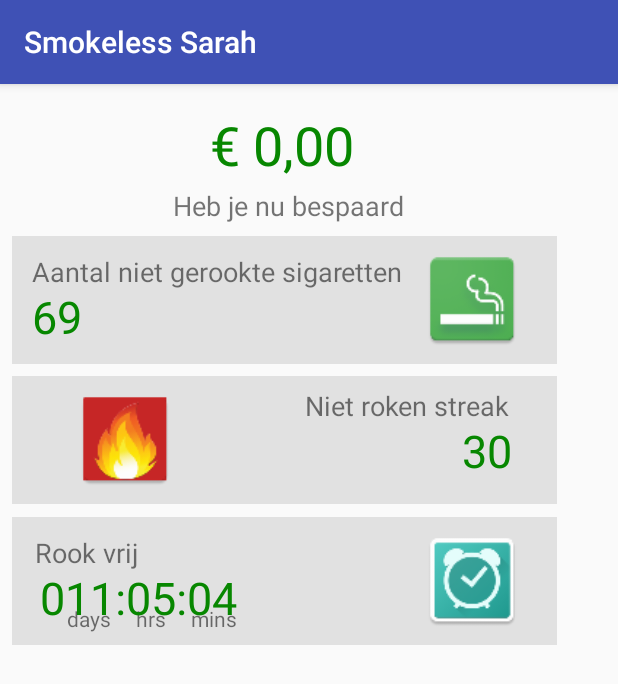
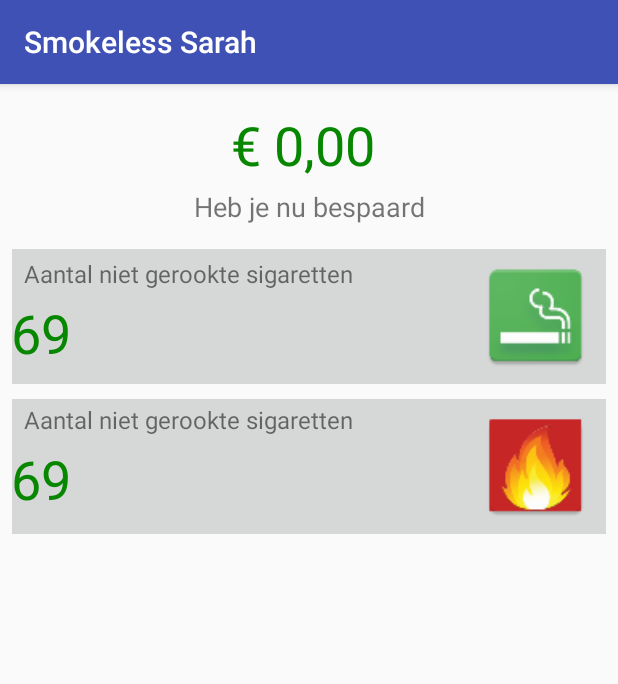
Before and after one commit to Ayoub3738/ProjectPAD07, an Android app: the ProgressActivity screen opened directly, with no data from a screen before it, on a phone screen of 412 x 824 dp. Shown: the top 684 px of the screen. Run offline under Robolectric (Android 15) with nearby library versions, the phone set to English and light mode, and no system bars.

Commit message:
Aaanpassingen GUI
GUI

```diff
--- a/SmokeS/app/src/main/res/layout/activity_progress.xml
+++ b/SmokeS/app/src/main/res/layout/activity_progress.xml
@@ -10,221 +10,151 @@
         android:id="@+id/textView2"
         android:layout_width="164dp"
         android:layout_height="45dp"
-        android:layout_marginLeft="110dp"
-        android:layout_marginStart="110dp"
         android:layout_marginTop="16dp"
         android:text="€ 0,00 "
         android:textAlignment="center"
         android:textColor="#078700"
         android:textSize="36sp"
         app:layout_constraintLeft_toLeftOf="parent"
+        app:layout_constraintRight_toRightOf="parent"
         app:layout_constraintTop_toTopOf="parent" />
 
     <TextView
         android:id="@+id/textView3"
         android:layout_width="wrap_content"
         android:layout_height="wrap_content"
-        android:layout_marginTop="7dp"
         android:text="Heb je nu bespaard"
         android:textSize="18sp"
-        app:layout_constraintTop_toBottomOf="@+id/textView2"
-        android:layout_marginLeft="115dp"
-        app:layout_constraintLeft_toLeftOf="parent" />
+        app:layout_constraintLeft_toLeftOf="parent"
+        app:layout_constraintRight_toRightOf="parent"
+        android:layout_marginTop="8dp"
+        app:layout_constraintTop_toBottomOf="@+id/textView2" />
 
     <ScrollView
-        android:layout_height="411dp"
-        android:layout_width="385dp"
-        tools:layout_editor_absoluteX="-1dp"
-        android:layout_marginTop="8dp"
-        app:layout_constraintTop_toBottomOf="@+id/textView3">
+        android:layout_width="0dp"
+        android:layout_height="0dp"
+        android:layout_marginBottom="0dp"
+        android:layout_marginLeft="8dp"
+        android:layout_marginRight="8dp"
+        android:layout_marginTop="16dp"
+        app:layout_constraintBottom_toBottomOf="parent"
+        app:layout_constraintHorizontal_bias="0.0"
+        app:layout_constraintLeft_toLeftOf="parent"
+        app:layout_constraintRight_toRightOf="parent"
+        app:layout_constraintTop_toBottomOf="@+id/textView3"
+        app:layout_constraintVertical_bias="1.0">
 
-        <android.support.constraint.ConstraintLayout
-            android:layout_width="wrap_content"
-            android:layout_height="wrap_content">
+        <LinearLayout
+            android:layout_width="match_parent"
+            android:layout_height="wrap_content"
+            android:orientation="vertical">
 
             <android.support.constraint.ConstraintLayout
-                android:id="@+id/constraintLayout5"
-                android:layout_width="363dp"
-                android:layout_height="85dp"
-                android:layout_marginLeft="8dp"
-                android:layout_marginRight="8dp"
-                android:layout_marginTop="102dp"
-                android:background="#e1e1e1"
-                app:layout_constraintHorizontal_bias="0.6"
-                app:layout_constraintLeft_toLeftOf="parent"
-                app:layout_constraintRight_toRightOf="parent"
-                app:layout_constraintTop_toBottomOf="@+id/constraintLayout">
+                android:layout_width="match_parent"
+                android:layout_height="90dp"
+                android:background="?attr/colorButtonNormal">
 
                 <TextView
-                    android:id="@+id/textView12"
+                    android:id="@+id/textView6"
                     android:layout_width="wrap_content"
                     android:layout_height="wrap_content"
-                    android:text="days     hrs     mins"
-                    android:layout_marginRight="213dp"
-                    app:layout_constraintRight_toRightOf="parent"
+                    android:layout_marginBottom="8dp"
+                    android:layout_marginLeft="-9dp"
+                    android:layout_marginTop="4dp"
+                    android:text="69"
+                    android:textColor="#078700"
+                    android:textSize="36sp"
                     app:layout_constraintBottom_toBottomOf="parent"
-                    android:layout_marginBottom="8dp" />
-
-                <TextView
-                    android:id="@+id/textView10"
-                    android:layout_width="wrap_content"
-                    android:layout_height="wrap_content"
-                    android:layout_marginRight="213dp"
-                    android:layout_marginTop="33dp"
-                    android:text="011:05:04"
-                    android:textColor="#078700"
-                    android:textSize="30sp"
-                    app:layout_constraintRight_toRightOf="@+id/constraintLayout5"
-                    app:layout_constraintTop_toTopOf="@+id/constraintLayout5" />
-
-                <TextView
-                    android:id="@+id/textView11"
-                    android:layout_width="wrap_content"
-                    android:layout_height="wrap_content"
-                    android:layout_marginRight="279dp"
-                    android:layout_marginTop="11dp"
-                    android:text="Rook vrij"
-                    android:textSize="18sp"
-                    app:layout_constraintRight_toRightOf="parent"
-                    app:layout_constraintTop_toTopOf="parent" />
-
-                <ImageView
-                    android:id="@+id/imageView12"
-                    android:layout_width="70dp"
-                    android:layout_height="70dp"
-                    android:layout_alignParentEnd="true"
-                    android:layout_centerVertical="true"
-                    android:layout_marginEnd="21dp"
-                    android:layout_marginLeft="30dp"
-                    android:layout_marginRight="8dp"
-                    android:layout_marginTop="7dp"
-                    android:adjustViewBounds="false"
-                    android:cropToPadding="false"
-                    app:layout_constraintHorizontal_bias="1.0"
-                    app:layout_constraintLeft_toLeftOf="parent"
-                    app:layout_constraintRight_toRightOf="parent"
-                    app:layout_constraintTop_toTopOf="parent"
-                    app:srcCompat="@mipmap/ic_klok" />
-            </android.support.constraint.ConstraintLayout>
-
-            <android.support.constraint.ConstraintLayout
-                android:layout_width="363dp"
-                android:layout_height="85dp"
-                android:background="#e1e1e1"
-                android:id="@+id/constraintLayout"
-                android:layout_marginTop="8dp"
-                android:layout_marginLeft="8dp"
-                app:layout_constraintLeft_toLeftOf="parent"
-                android:layout_marginRight="8dp"
-                app:layout_constraintRight_toRightOf="parent">
+                    app:layout_constraintLeft_toLeftOf="@+id/textView4"
+                    app:layout_constraintTop_toBottomOf="@+id/textView4"
+                    app:layout_constraintVertical_bias="0.0" />
 
                 <TextView
                     android:id="@+id/textView4"
                     android:layout_width="wrap_content"
                     android:layout_height="wrap_content"
-                    android:layout_above="@+id/imageView4"
-                    android:layout_alignParentStart="true"
-                    android:layout_marginLeft="13dp"
-                    android:layout_marginStart="13dp"
-                    android:layout_marginTop="11dp"
+                    android:layout_marginBottom="65dp"
+                    android:layout_marginLeft="8dp"
+                    android:layout_marginRight="8dp"
+                    android:layout_marginTop="8dp"
                     android:text="Aantal niet gerookte sigaretten"
-                    android:textSize="18sp"
-                    app:layout_constraintLeft_toLeftOf="@+id/constraintLayout"
-                    app:layout_constraintTop_toTopOf="@+id/constraintLayout" />
+                    android:textSize="16sp"
+                    app:layout_constraintBottom_toBottomOf="parent"
+                    app:layout_constraintHorizontal_bias="0.0"
+                    app:layout_constraintLeft_toLeftOf="parent"
+                    app:layout_constraintRight_toLeftOf="@+id/imageView2"
+                    app:layout_constraintTop_toTopOf="parent" />
 
                 <ImageView
-                    android:id="@+id/imageView4"
-                    android:layout_width="70dp"
-                    android:layout_height="70dp"
-                    android:layout_alignParentEnd="true"
-                    android:layout_centerVertical="true"
-                    android:layout_marginBottom="8dp"
-                    android:layout_marginEnd="21dp"
+                    android:id="@+id/imageView2"
+                    android:layout_width="77dp"
+                    android:layout_height="77dp"
                     android:layout_marginLeft="8dp"
-                    android:layout_marginRight="21dp"
-                    app:layout_constraintBottom_toBottomOf="@+id/constraintLayout"
+                    android:layout_marginRight="8dp"
+                    app:layout_constraintBottom_toBottomOf="parent"
                     app:layout_constraintHorizontal_bias="1.0"
                     app:layout_constraintLeft_toLeftOf="parent"
                     app:layout_constraintRight_toRightOf="parent"
-                    app:srcCompat="@mipmap/ic_peuk" />
+                    app:layout_constraintTop_toTopOf="parent"
+                    app:layout_constraintVertical_bias="0.48"
+                    app:srcCompat="@mipmap/ic_peuk"
+                    tools:layout_editor_absoluteX="267dp" />
+            </android.support.constraint.ConstraintLayout>
+
+            <Space
+                android:layout_width="match_parent"
+                android:layout_height="10dp" />
+
+            <android.support.constraint.ConstraintLayout
+                android:layout_width="match_parent"
+                android:layout_height="90dp"
+                android:background="?attr/colorButtonNormal">
 
                 <TextView
                     android:id="@+id/textView6"
                     android:layout_width="wrap_content"
                     android:layout_height="wrap_content"
-                    android:layout_alignStart="@+id/textView4"
-                    android:layout_centerVertical="true"
-                    android:layout_marginLeft="13dp"
-                    android:layout_marginStart="13dp"
-                    android:layout_marginTop="33dp"
+                    android:layout_marginBottom="8dp"
+                    android:layout_marginLeft="-9dp"
+                    android:layout_marginTop="4dp"
                     android:text="69"
                     android:textColor="#078700"
-                    android:textSize="30sp"
-                    app:layout_constraintLeft_toLeftOf="@+id/constraintLayout"
-                    app:layout_constraintTop_toTopOf="@+id/constraintLayout" />
-            </android.support.constraint.ConstraintLayout>
-
-            <android.support.constraint.ConstraintLayout
-                android:layout_width="363dp"
-                android:layout_height="85dp"
-                android:background="#e1e1e1"
-                android:layout_marginTop="8dp"
-                app:layout_constraintTop_toBottomOf="@+id/constraintLayout"
-                android:layout_marginLeft="8dp"
-                app:layout_constraintLeft_toLeftOf="parent"
-                android:layout_marginRight="8dp"
-                app:layout_constraintRight_toRightOf="parent"
-                app:layout_constraintHorizontal_bias="0.6"
-                android:id="@+id/constraintLayout2">
+                    android:textSize="36sp"
+                    app:layout_constraintBottom_toBottomOf="parent"
+                    app:layout_constraintLeft_toLeftOf="@+id/textView4"
+                    app:layout_constraintTop_toBottomOf="@+id/textView4"
+                    app:layout_constraintVertical_bias="0.0" />
 
                 <TextView
-                    android:id="@+id/textView8"
+                    android:id="@+id/textView4"
                     android:layout_width="wrap_content"
                     android:layout_height="wrap_content"
-                    android:layout_marginRight="30dp"
-                    android:layout_marginTop="29dp"
-                    android:text="30"
-                    android:textColor="#078700"
-                    android:textSize="30sp"
-                    app:layout_constraintRight_toRightOf="@+id/constraintLayout2"
-                    app:layout_constraintTop_toTopOf="@+id/constraintLayout2" />
-
-                <TextView
-                    android:id="@+id/textView7"
-                    android:layout_width="wrap_content"
-                    android:layout_height="wrap_content"
-                    android:layout_marginRight="31dp"
-                    android:layout_marginTop="7dp"
-                    android:text="Niet roken streak"
-                    android:textSize="18sp"
-                    app:layout_constraintRight_toRightOf="parent"
-                    app:layout_constraintTop_toTopOf="parent" />
+                    android:layout_marginBottom="65dp"
+                    android:layout_marginLeft="8dp"
+                    android:layout_marginRight="8dp"
+                    android:text="Aantal niet gerookte sigaretten"
+                    android:textSize="16sp"
+                    app:layout_constraintBottom_toBottomOf="parent"
+                    app:layout_constraintHorizontal_bias="0.0"
+                    app:layout_constraintLeft_toLeftOf="parent"
+                    app:layout_constraintRight_toLeftOf="@+id/imageView2" />
 
                 <ImageView
-                    android:id="@+id/imageView6"
-                    android:layout_width="70dp"
-                    android:layout_height="70dp"
-                    android:layout_alignParentEnd="true"
-                    android:layout_centerVertical="true"
-                    android:layout_marginEnd="21dp"
-                    android:layout_marginLeft="30dp"
+                    android:id="@+id/imageView2"
+                    android:layout_width="77dp"
+                    android:layout_height="77dp"
+                    android:layout_marginLeft="8dp"
                     android:layout_marginRight="8dp"
-                    android:layout_marginTop="7dp"
-                    android:adjustViewBounds="false"
-                    android:cropToPadding="false"
-                    app:layout_constraintHorizontal_bias="0.043"
+                    app:layout_constraintBottom_toBottomOf="parent"
+                    app:layout_constraintHorizontal_bias="1.0"
                     app:layout_constraintLeft_toLeftOf="parent"
                     app:layout_constraintRight_toRightOf="parent"
                     app:layout_constraintTop_toTopOf="parent"
-                    app:srcCompat="@mipmap/ic_launcher" />
-
+                    app:layout_constraintVertical_bias="0.48"
+                    app:srcCompat="@mipmap/ic_launcher"
+                    tools:layout_editor_absoluteX="267dp" />
             </android.support.constraint.ConstraintLayout>
-        </android.support.constraint.ConstraintLayout>
-
-
-
-
-
+        </LinearLayout>
     </ScrollView>
 
 </android.support.constraint.ConstraintLayout>
```
